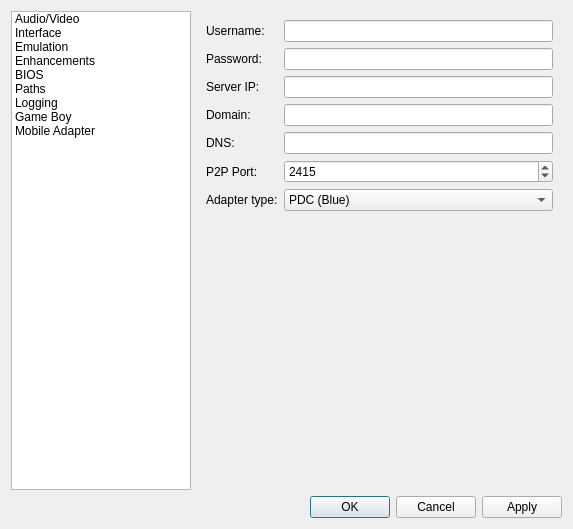
First picture: the form in src/platform/qt/SettingsView.ui, repository arves100/mgba, before the edit.
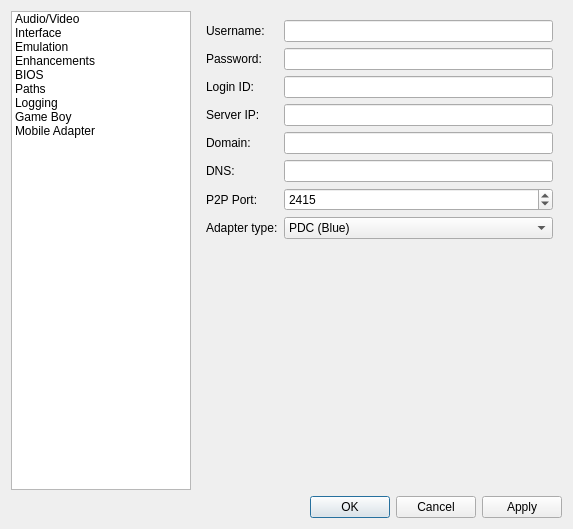
Second picture: the form after the edit.

Commit message: [ALL] Remove autopatch of domain, add config autogeneration and handling of login id

The edit to the form file:
```diff
--- a/src/platform/qt/SettingsView.ui
+++ b/src/platform/qt/SettingsView.ui
@@ -1918,38 +1918,38 @@
        <item row="1" column="1">
         <widget class="QLineEdit" name="adapterPassword"/>
        </item>
-       <item row="2" column="0">
+       <item row="3" column="0">
         <widget class="QLabel" name="label_38">
          <property name="text">
           <string>Server IP:</string>
          </property>
         </widget>
        </item>
-       <item row="2" column="1">
+       <item row="3" column="1">
         <widget class="QLineEdit" name="adapterServer">
          <property name="maxLength">
           <number>16</number>
          </property>
         </widget>
        </item>
-       <item row="4" column="0">
+       <item row="5" column="0">
         <widget class="QLabel" name="dnsLabel">
          <property name="text">
           <string>DNS:</string>
          </property>
         </widget>
        </item>
-       <item row="4" column="1">
+       <item row="5" column="1">
         <widget class="QLineEdit" name="adapterDns"/>
        </item>
-       <item row="5" column="0">
+       <item row="6" column="0">
         <widget class="QLabel" name="p2pPortLabel">
          <property name="text">
           <string>P2P Port:</string>
          </property>
         </widget>
        </item>
-       <item row="5" column="1">
+       <item row="6" column="1">
         <widget class="QSpinBox" name="adaterP2PPort">
          <property name="minimum">
           <number>1</number>
@@ -1962,14 +1962,14 @@
          </property>
         </widget>
        </item>
-       <item row="6" column="0">
+       <item row="7" column="0">
         <widget class="QLabel" name="adapterTypelabel">
          <property name="text">
           <string>Adapter type:</string>
          </property>
         </widget>
        </item>
-       <item row="6" column="1">
+       <item row="7" column="1">
         <widget class="QComboBox" name="adapterType">
          <property name="currentText">
           <string>PDC (Blue)</string>
@@ -1999,16 +1999,26 @@
          </item>
         </widget>
        </item>
-       <item row="3" column="0">
+       <item row="4" column="0">
         <widget class="QLabel" name="label_39">
          <property name="text">
           <string>Domain:</string>
          </property>
         </widget>
        </item>
-       <item row="3" column="1">
+       <item row="4" column="1">
         <widget class="QLineEdit" name="adapterDomain"/>
        </item>
+       <item row="2" column="0">
+        <widget class="QLabel" name="label_40">
+         <property name="text">
+          <string>Login ID:</string>
+         </property>
+        </widget>
+       </item>
+       <item row="2" column="1">
+        <widget class="QLineEdit" name="adapterId"/>
+       </item>
       </layout>
      </widget>
     </widget>
```
The commit also changes 5 other files.
